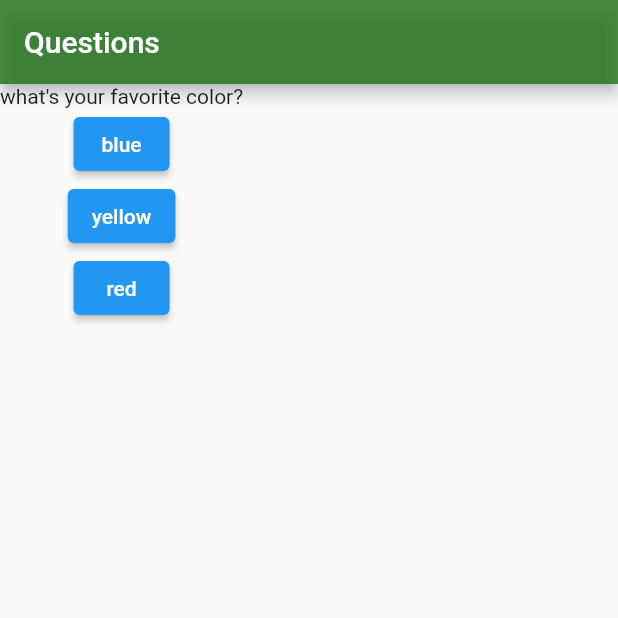
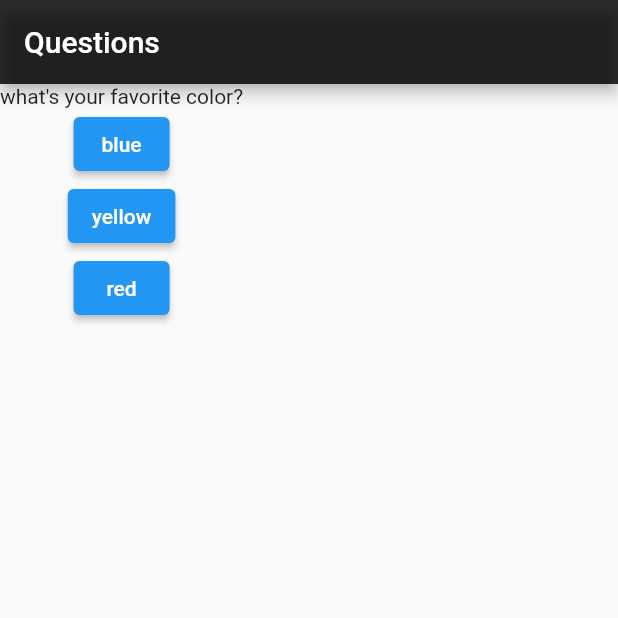
Before and after one commit to Luisferlim/questions-app-flutter, a Flutter app: the screen it shows after launch, after a tap on "blue", on a phone screen of 412 x 824 dp, the top half of it. Run offline on Flutter 3.47's test engine with Material 2 defaults, Android fonts, the phone set to English and light mode, and no system bars.

Commit message:
modernizing the code for 2.-- flutter update realise

```diff
--- a/lib/main.dart
+++ b/lib/main.dart
@@ -1,13 +1,21 @@
 import 'package:flutter/material.dart';
-import 'package:flutter/widgets.dart';
 
-main() => runApp(PerguntaApp());
+main() => runApp(const PerguntaApp());
 
-class PerguntaApp extends StatelessWidget {
-  PerguntaApp({super.key});
+//statelesswidget's must don't have var statements!!
+class PerguntaApp extends StatefulWidget {
+  const PerguntaApp({super.key});
+
+  @override
+  State<PerguntaApp> createState() => _PerguntaAppState();
+}
+
+class _PerguntaAppState extends State<PerguntaApp> {
+  var selectedanswer = 0;
 
   void answer() {
-    print('it\'s answered!');
+    selectedanswer++;
+    print(selectedanswer);
   }
 
   @override
@@ -21,23 +29,23 @@ class PerguntaApp extends StatelessWidget {
         //here we got the named parameters
         home: Scaffold(
             appBar: AppBar(
-              title: Text('Questions'),
-              backgroundColor: Color.fromARGB(210, 34, 117, 31),
+              title: const Text('Questions'),
+              backgroundColor: const Color.fromARGB(210, 0, 0, 0),
             ),
             body: Column(
               children: [
                 Text(questions[0]),
                 ElevatedButton(
-                  child: Text('blue'),
                   onPressed: answer,
+                  child: const Text('blue'),
                 ),
                 ElevatedButton(
-                  child: Text('yellow'),
                   onPressed: answer,
+                  child: const Text('yellow'),
                 ),
                 ElevatedButton(
-                  child: Text('red'),
                   onPressed: answer,
+                  child: const Text('red'),
                 ),
               ],
             )));
```
